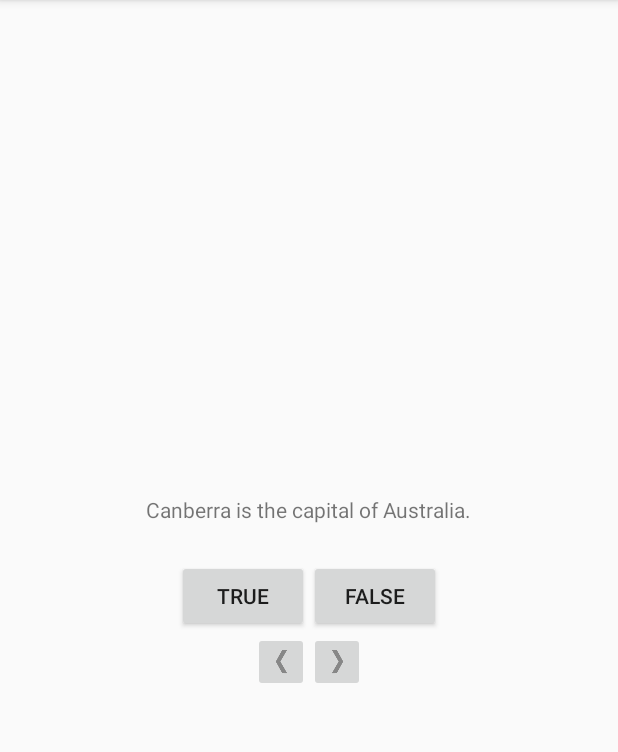
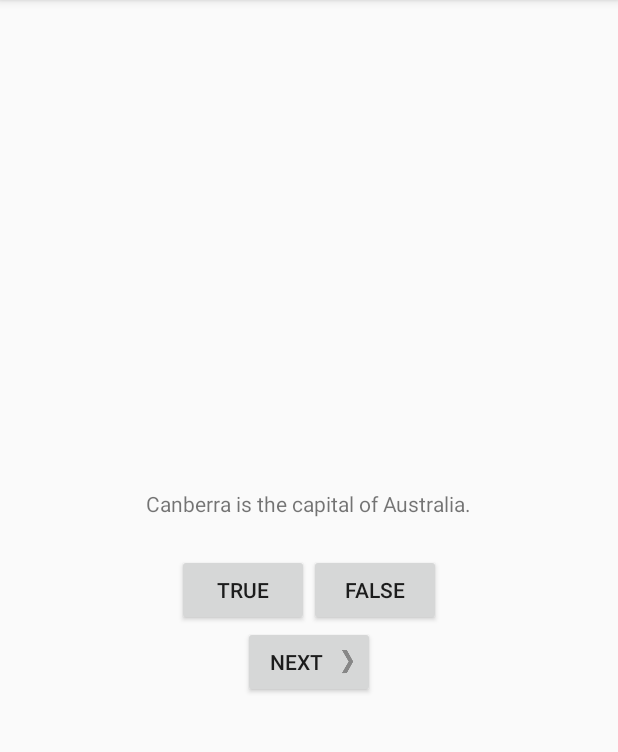
Before and after one commit to esingletary/GeoQuiz, an Android app: the screen it shows after launch (QuizActivity), on a phone screen of 412 x 824 dp, the part 84-836 px from its top. Run offline under Robolectric (Android 15) with nearby library versions, the phone set to English and light mode, and no system bars.

Commit message:
Reverted all of the merged challenges from chapter 2, since the book doesn't utilize the features moving forward and it's adding extra code complexity.

```diff
--- a/app/src/main/java/co/manny/bnr/geoquiz/QuizActivity.java
+++ b/app/src/main/java/co/manny/bnr/geoquiz/QuizActivity.java
@@ -14,8 +14,7 @@ public class QuizActivity extends AppCompatActivity {
     private static final String TAG = "QuizActivity";
     private static final String KEY_INDEX = "index";
 
-    private Button mTrueButton, mFalseButton;
-    private ImageButton mNextButton, mPreviousButton;
+    private Button mTrueButton, mFalseButton, mNextButton;
     private TextView mQuestionTextView;
 
     private Question[] mQuestionBank = new Question[] {
@@ -40,32 +39,12 @@ public class QuizActivity extends AppCompatActivity {
         }
 
         mQuestionTextView = (TextView) findViewById(R.id.question_text_view);
-        mQuestionTextView.setOnClickListener(new View.OnClickListener() {
-            @Override
-            public void onClick (View v) {
-                mCurrentIndex = (mCurrentIndex + 1) % mQuestionBank.length;
-                updateQuestion();
-            }
-        });
 
-        mNextButton = (ImageButton) findViewById(R.id.next_button);
+        mNextButton = (Button) findViewById(R.id.next_button);
         mNextButton.setOnClickListener(new View.OnClickListener() {
             @Override
             public void onClick (View v) {
                 mCurrentIndex = (mCurrentIndex + 1) % mQuestionBank.length;
-                updateQuestion();
-            }
-        });
-
-        mPreviousButton = (ImageButton) findViewById(R.id.previous_button);
-        mPreviousButton.setOnClickListener(new View.OnClickListener() {
-            @Override
-            public void onClick (View v) {
-                if (mCurrentIndex == 0) {
-                    mCurrentIndex = mQuestionBank.length - 1;
-                } else {
-                    mCurrentIndex--;
-                }
                 updateQuestion();
             }
         });
--- a/app/src/main/res/layout-land/activity_quiz.xml
+++ b/app/src/main/res/layout-land/activity_quiz.xml
@@ -29,30 +29,14 @@
 
     </LinearLayout>
 
-    <FrameLayout
-        android:layout_width="match_parent"
-        android:layout_height="match_parent">
-
-        <ImageButton
-            android:id="@+id/previous_button"
-            android:layout_width="wrap_content"
-            android:layout_height="wrap_content"
-            android:src="@drawable/arrow_left"
-            android:layout_gravity="bottom|left"
-            android:layout_margin="10dp"
-            android:padding="15dp"
-            android:contentDescription="Left Arrow"/>
-
-        <ImageButton
-            android:id="@+id/next_button"
-            android:layout_width="wrap_content"
-            android:layout_height="wrap_content"
-            android:src="@drawable/arrow_right"
-            android:layout_gravity="bottom|right"
-            android:layout_margin="10dp"
-            android:padding="15dp"
-            android:contentDescription="Right Arrow"/>
-
-    </FrameLayout>
+    <Button
+        android:id="@+id/next_button"
+        android:layout_width="wrap_content"
+        android:layout_height="wrap_content"
+        android:text="@string/next_button"
+        android:layout_gravity="bottom|right"
+        android:layout_margin="10dp"
+        android:drawableRight="@drawable/arrow_right"
+        android:drawablePadding="4dp"/>
 
 </FrameLayout>
--- a/app/src/main/res/layout/activity_quiz.xml
+++ b/app/src/main/res/layout/activity_quiz.xml
@@ -29,25 +29,12 @@
 
     </LinearLayout>
 
-    <LinearLayout
-        android:layout_width="wrap_content"
-        android:layout_height="wrap_content"
-        android:orientation="horizontal">
-
-        <ImageButton
-            android:id="@+id/previous_button"
-            android:layout_width="wrap_content"
-            android:layout_height="wrap_content"
-            android:src="@drawable/arrow_left"
-            android:contentDescription="Left Arrow"/>
-
-        <ImageButton
+        <Button
             android:id="@+id/next_button"
             android:layout_width="wrap_content"
             android:layout_height="wrap_content"
-            android:src="@drawable/arrow_right"
-            android:contentDescription="Right Arrow"/>
-
-    </LinearLayout>
+            android:text="@string/next_button"
+            android:drawableRight="@drawable/arrow_right"
+            android:drawablePadding="4dp"/>
 
 </LinearLayout>
--- a/app/src/main/res/values/strings.xml
+++ b/app/src/main/res/values/strings.xml
@@ -3,14 +3,13 @@
     <string name="true_button">True</string>
     <string name="false_button">False</string>
     <string name="next_button">Next</string>
-    <string name="previous_button">Previous</string>
     <string name="correct_toast">Correct!</string>
     <string name="incorrect_toast">Incorrect!</string>
 
     <string name="question_australia">Canberra is the capital of Australia.</string>
-    <string name="question_oceans">The Pacific Ocean is larger than the Atlantic Ocean</string>
-    <string name="question_mideast">The Suez Canal connects the Red Sea and the Indian Ocean</string>
+    <string name="question_oceans">The Pacific Ocean is larger than the Atlantic Ocean.</string>
+    <string name="question_mideast">The Suez Canal connects the Red Sea.</string>
     <string name="question_africa">The source of the Nile River is in Egypt.</string>
     <string name="question_americas">The Amazon River is the longest river in the Americas.</string>
-    <string name="question_asia">Lake Baikal is the world\'s oldest and deepest freshwater lake.</string>
+    <string name="question_asia">Lake Baikal is the world\'s oldest freshwater lake.</string>
 </resources>
```
